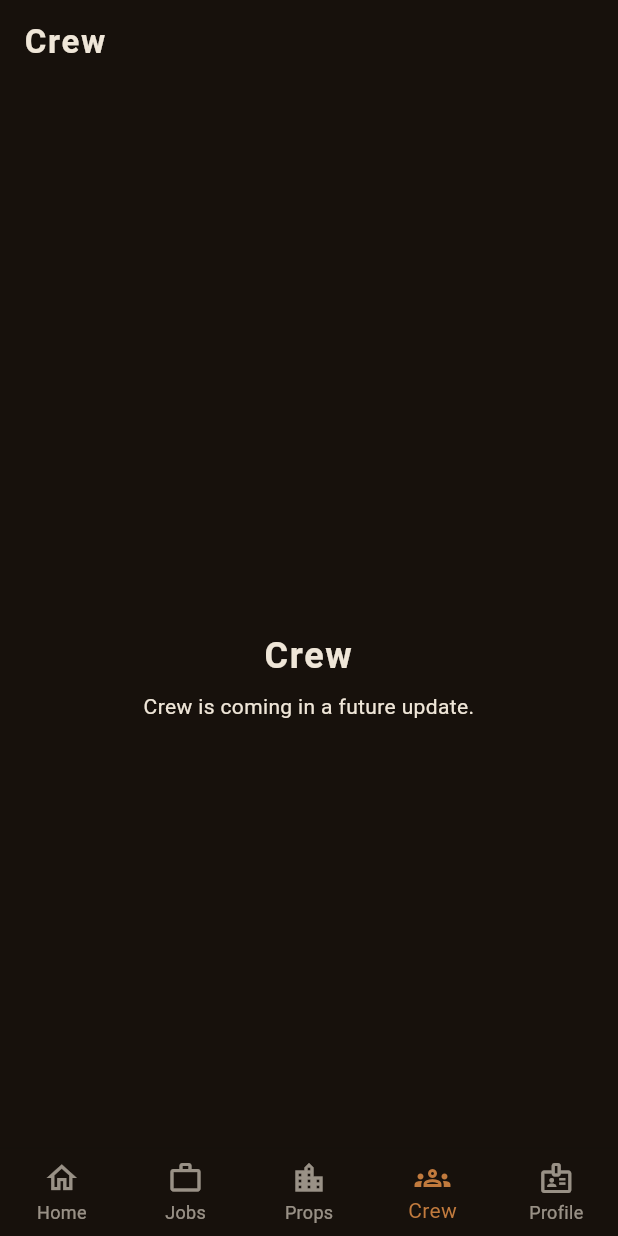
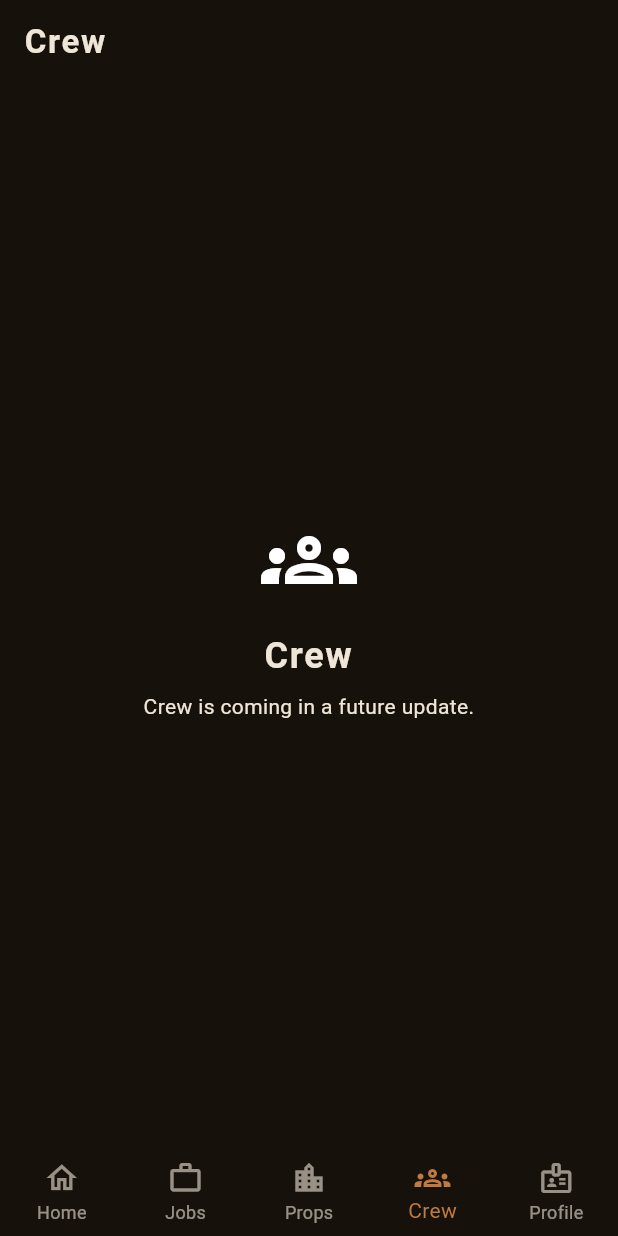
Before and after one commit to Steelwool9925/CrimeInc, a Flutter app: the screen it shows after launch, item 4 of the bottom bar chosen, on a phone screen of 412 x 824 dp. Run offline on Flutter 3.47's test engine with Material 3 defaults, Android fonts, the phone set to English and light mode, and no system bars; our stand-ins replace shared_preferences; network calls fail.

Commit message:
fix: code-review findings — invisible icons/labels, dup overflow, DRY nav
- pack_theme.dart: Material 3's Card reads cardTheme.color, not the legacy
  cardColor — every Card was silently ignoring the pack's derived surface
  tone. Added cardTheme: CardThemeData(color: surface). NavigationRail
  defaulted labelType to none, hiding every destination label on the wide
  layout despite the theme styling text styles that were never shown; added
  labelType: NavigationRailLabelType.all.
- coming_soon_screen.dart: the icon was painted colorScheme.secondary, the
  exact colour pack_theme.dart also uses for scaffoldBackgroundColor — same
  colour on same colour, invisible. Removed the override; it now inherits
  the ambient (visible, cream) icon colour.
- store_screen.dart: the exact same narrow-width Row overflow already fixed
  in jobs_screen.dart was still present in _StoreCard's lock-label row.
  Mirrored the identical Expanded-wrap fix.
- app_shell.dart + home_screen.dart: deduplicated the Crew ComingSoonScreen
  config (was typed out twice, could drift) into one shared constant, and
  the five nav destinations (was declared independently per layout) into
  one shared list both BottomNavigationBar and NavigationRail map from.

All four found by the final whole-branch /code-review pass, each verified
against the actual code before fixing (not taken on the reviewer's word).

Known, deliberate non-fix: Home's own dashboard tiles (Jobs/Properties/
Rap Sheet) push those screens via the root Navigator rather than switching
AppShell's tab index, so reaching them from a Home tile temporarily covers
the shell's nav chrome (system Back returns), while reaching them via the
bottom bar/rail keeps it visible. Reconciling this needs shell-aware
navigation callbacks or a nested Navigator — the kind of routing
architecture change Tier 1 (and flutter-client.md) deliberately defers.
Documented, not silently dropped.

Co-Authored-By: Claude Sonnet 5 <noreply@anthropic.com>
Claude-Session: https://claude.ai/code/session_01EEvnDfR5o8cVCyM8RjABSL

```diff
--- a/app/lib/theme/pack_theme.dart
+++ b/app/lib/theme/pack_theme.dart
@@ -74,6 +74,10 @@ ThemeData packTheme(ContentPack? pack) {
     brightness: Brightness.dark,
     scaffoldBackgroundColor: secondary,
     cardColor: surface,
+    // Material 3's Card widget does not read ThemeData.cardColor at all — it reads
+    // cardTheme.color, falling back to colorScheme.surfaceContainerLow when unset. Without this,
+    // every Card in the app renders an M3-seed-derived colour instead of the pack's surface.
+    cardTheme: CardThemeData(color: surface),
     // Deliberate change from the old brass app bar: Steamnoir's reference design uses a dark
     // app bar that matches the scaffold, with brass reserved for accents/selection states.
     appBarTheme: AppBarTheme(
@@ -92,6 +96,10 @@ ThemeData packTheme(ContentPack? pack) {
     // Same story as bottomNavigationBarTheme: for a later milestone's sidebar on wider layouts.
     navigationRailTheme: NavigationRailThemeData(
       backgroundColor: secondary,
+      // NavigationRail defaults labelType to none, which renders every destination's label via
+      // Visibility.maintain(visible: false, ...) — present for semantics but never painted. That
+      // left the two label text styles below dead code and the side rail showing bare icons.
+      labelType: NavigationRailLabelType.all,
       selectedIconTheme: IconThemeData(color: primary),
       selectedLabelTextStyle: TextStyle(color: primary),
       unselectedIconTheme: IconThemeData(color: _cream.withValues(alpha: 0.6)),
--- a/app/lib/widgets/app_shell.dart
+++ b/app/lib/widgets/app_shell.dart
@@ -30,6 +30,23 @@ class _AppShellState extends State<AppShell> {
   /// bottom bar instead.
   static const double _wideBreakpoint = 800;
 
+  /// The five top-level destinations, declared once. `_buildNarrow` and `_buildWide` each map
+  /// this into their own destination widget type, so adding, renaming, or reordering a
+  /// destination only has to happen here. Narrow and wide labels are kept distinct because the
+  /// two layouts intentionally disagree on some of them (e.g. 'Props' vs 'Properties').
+  static const List<({IconData icon, String narrowLabel, String wideLabel})>
+      _destinations = [
+    (icon: Icons.home_outlined, narrowLabel: 'Home', wideLabel: 'Home'),
+    (icon: Icons.work_outline, narrowLabel: 'Jobs', wideLabel: 'Jobs'),
+    (
+      icon: Icons.location_city_outlined,
+      narrowLabel: 'Props',
+      wideLabel: 'Properties',
+    ),
+    (icon: Icons.groups_outlined, narrowLabel: 'Crew', wideLabel: 'Crew'),
+    (icon: Icons.badge_outlined, narrowLabel: 'Profile', wideLabel: 'Profile'),
+  ];
+
   /// Builds exactly one destination's screen — never all five. Each of these five widgets already
   /// owns a complete `Scaffold`+`AppBar`; that scaffolding is intentionally left in place rather
   /// than stripped out, so a full `Scaffold` here is the correct nested pattern, not a bug.
@@ -37,11 +54,7 @@ class _AppShellState extends State<AppShell> {
         0 => HomeScreen(appState: widget.appState),
         1 => JobsScreen(appState: widget.appState),
         2 => PropertiesScreen(appState: widget.appState),
-        3 => const ComingSoonScreen(
-            title: 'Crew',
-            icon: Icons.groups_outlined,
-            message: 'Crew is coming in a future update.',
-          ),
+        3 => crewComingSoonScreen,
         4 => ProfileScreen(appState: widget.appState),
         _ => throw StateError('unknown destination index: $index'),
       };
@@ -63,28 +76,12 @@ class _AppShellState extends State<AppShell> {
         // The theme already styles BottomNavigationBar via bottomNavigationBarTheme.
         currentIndex: _selectedIndex,
         onTap: _onSelect,
-        items: const [
-          BottomNavigationBarItem(
-            icon: Icon(Icons.home_outlined),
-            label: 'Home',
-          ),
-          BottomNavigationBarItem(
-            icon: Icon(Icons.work_outline),
-            label: 'Jobs',
-          ),
-          BottomNavigationBarItem(
-            icon: Icon(Icons.location_city_outlined),
-            label: 'Props',
-          ),
-          BottomNavigationBarItem(
-            icon: Icon(Icons.groups_outlined),
-            label: 'Crew',
-          ),
-          BottomNavigationBarItem(
-            icon: Icon(Icons.badge_outlined),
-            label: 'Profile',
-          ),
-        ],
+        items: _destinations
+            .map((d) => BottomNavigationBarItem(
+                  icon: Icon(d.icon),
+                  label: d.narrowLabel,
+                ))
+            .toList(),
       ),
     );
   }
@@ -98,28 +95,12 @@ class _AppShellState extends State<AppShell> {
             // The theme already styles NavigationRail via navigationRailTheme.
             selectedIndex: _selectedIndex,
             onDestinationSelected: _onSelect,
-            destinations: const [
-              NavigationRailDestination(
-                icon: Icon(Icons.home_outlined),
-                label: Text('Home'),
-              ),
-              NavigationRailDestination(
-                icon: Icon(Icons.work_outline),
-                label: Text('Jobs'),
-              ),
-              NavigationRailDestination(
-                icon: Icon(Icons.location_city_outlined),
-                label: Text('Properties'),
-              ),
-              NavigationRailDestination(
-                icon: Icon(Icons.groups_outlined),
-                label: Text('Crew'),
-              ),
-              NavigationRailDestination(
-                icon: Icon(Icons.badge_outlined),
-                label: Text('Profile'),
-              ),
-            ],
+            destinations: _destinations
+                .map((d) => NavigationRailDestination(
+                      icon: Icon(d.icon),
+                      label: Text(d.wideLabel),
+                    ))
+                .toList(),
           ),
           const VerticalDivider(width: 1),
           Expanded(child: _bodyFor(_selectedIndex)),
--- a/app/lib/widgets/coming_soon_screen.dart
+++ b/app/lib/widgets/coming_soon_screen.dart
@@ -31,7 +31,6 @@ class ComingSoonScreen extends StatelessWidget {
                 icon,
                 size: 64,
                 key: const Key('coming-soon-icon'),
-                color: Theme.of(context).colorScheme.secondary,
               ),
               const SizedBox(height: 16),
               Text(
@@ -53,3 +52,12 @@ class ComingSoonScreen extends StatelessWidget {
     );
   }
 }
+
+/// The Crew placeholder, shared so its title/icon/message are declared exactly once. Both the
+/// Home dashboard tile and the app shell's Crew tab route here, rather than each constructing
+/// their own copy of the same three literals.
+const ComingSoonScreen crewComingSoonScreen = ComingSoonScreen(
+  title: 'Crew',
+  icon: Icons.groups_outlined,
+  message: 'Crew is coming in a future update.',
+);
```
Also changed, not shown: app/lib/screens/home_screen.dart (+1 -7 lines), app/lib/screens/store_screen.dart (+10 -9 lines).
